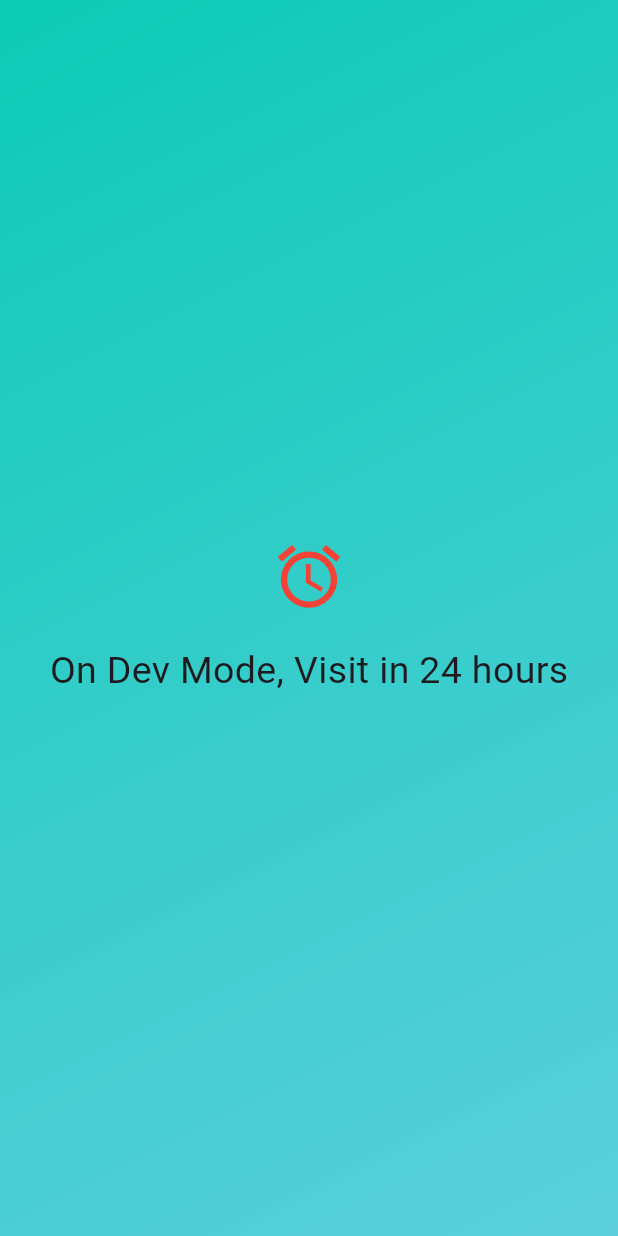
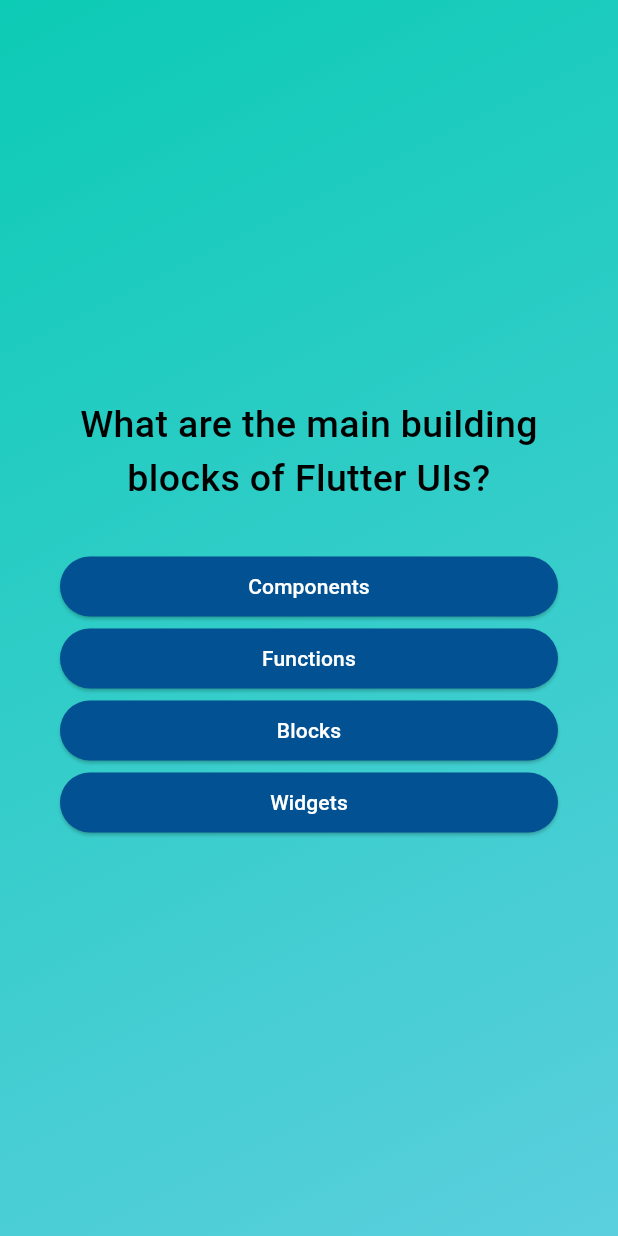
Before and after one commit to subashghimirey/Quiz_app_Flutter, a Flutter app: the screen it shows after launch, after a tap on "Play Quiz", on a phone screen of 412 x 824 dp. Run offline on Flutter 3.47's test engine with Material 3 defaults, Android fonts, the phone set to English and light mode, and no system bars; Roboto replaces fonts that are missing (addressState).

Commit message:
updated navigation and styling

```diff
--- /dev/null
+++ b/lib/answer_button.dart
@@ -0,0 +1,21 @@
+import 'package:flutter/material.dart';
+
+class AnswerButton extends StatelessWidget {
+  const AnswerButton(
+      {super.key, required this.answerText, required this.onClick});
+
+  final String answerText;
+  final void Function() onClick;
+
+  @override
+  Widget build(context) {
+    return ElevatedButton(style: ElevatedButton.styleFrom(
+      backgroundColor: const Color.fromARGB(255, 2, 81, 146),
+      foregroundColor: Colors.white,
+      //we used this for giving border radius to the button
+      shape: RoundedRectangleBorder(borderRadius: BorderRadius.circular(45)),
+      //we can use symmetric padding which allows us to give vertical and horizontal padding size
+      padding: const EdgeInsets.symmetric(vertical: 10, horizontal: 50),
+    ), onPressed: onClick, child: Text(answerText, textAlign: TextAlign.center,));
+  }
+}
--- /dev/null
+++ b/lib/data/questions.dart
@@ -0,0 +1,55 @@
+import 'package:second_app/models/quiz_question.dart';
+
+const questions = [
+  QuizQuestion(
+    'What are the main building blocks of Flutter UIs?',
+    [
+      'Widgets',
+      'Components',
+      'Blocks',
+      'Functions',
+    ],
+  ),
+  QuizQuestion('How are Flutter UIs built?', [
+    'By combining widgets in code',
+    'By combining widgets in a visual editor',
+    'By defining widgets in config files',
+    'By using XCode for iOS and Android Studio for Android',
+  ]),
+  QuizQuestion(
+    'What\'s the purpose of a StatefulWidget?',
+    [
+      'Update UI as data changes',
+      'Update data as UI changes',
+      'Ignore data changes',
+      'Render UI that does not depend on data',
+    ],
+  ),
+  QuizQuestion(
+    'Which widget should you try to use more often: StatelessWidget or StatefulWidget?',
+    [
+      'StatelessWidget',
+      'StatefulWidget',
+      'Both are equally good',
+      'None of the above',
+    ],
+  ),
+  QuizQuestion(
+    'What happens if you change data in a StatelessWidget?',
+    [
+      'The UI is not updated',
+      'The UI is updated',
+      'The closest StatefulWidget is updated',
+      'Any nested StatefulWidgets are updated',
+    ],
+  ),
+  QuizQuestion(
+    'How should you update data inside of StatefulWidgets?',
+    [
+      'By calling setState()',
+      'By calling updateData()',
+      'By calling updateUI()',
+      'By calling updateState()',
+    ],
+  ),
+];
--- /dev/null
+++ b/lib/models/quiz_question.dart
@@ -0,0 +1,16 @@
+class QuizQuestion {
+  const QuizQuestion(this.text, this.answers);
+
+  final String text;
+  final List<String> answers;
+
+  List<String> shuffledAnswers() {
+
+    //List.of function of dart can be used to make copy of existing List
+    final shuffledList = List.of(answers);
+
+    //shuffle function rearranges the order of list items in memory but doesnot change the values, hence doesnot violate the final
+    shuffledList.shuffle();
+    return shuffledList;
+  }
+}
--- a/lib/questions_screen.dart
+++ b/lib/questions_screen.dart
@@ -1,4 +1,6 @@
 import 'package:flutter/material.dart';
+import 'package:second_app/answer_button.dart';
+import 'package:second_app/data/questions.dart';
 
 class QuestionsScreen extends StatefulWidget {
   const QuestionsScreen({super.key});
@@ -10,18 +12,57 @@ class QuestionsScreen extends StatefulWidget {
 }
 
 class _QuestionsScreenState extends State<QuestionsScreen> {
+  var currentQuestionIndex = 0;
+  var correctAnswer = 0;
+
+  void nextQuestion() {
+    setState(() {
+      currentQuestionIndex += 1;
+
+    });
+  }
+
   @override
   Widget build(context) {
-    return const Center(
 
-      child: Column(
+  var currentQuestion = questions[currentQuestionIndex];
 
-        mainAxisSize: MainAxisSize.min,
-        children: [
-          Icon(Icons.access_alarm_sharp, color: Colors.red, size: 50,),
-          SizedBox(height: 20,),
-          Text('On Dev Mode, Visit in 24 hours', style: TextStyle(fontSize: 25),)
-        ],
+
+    // we had created list of questions using QuizQuestion objects
+
+    return SizedBox(
+      //This takes as much size as possible, cause i want to take all width
+      width: double.infinity,
+
+      child: Container(
+        margin: const EdgeInsets.all(40),
+        child: Column(
+          //in SizedBox() inside the Column we use mainAxisAlignment which provides multiple features to center, end, sapce between, etc.
+          mainAxisAlignment: MainAxisAlignment.center,
+          crossAxisAlignment: CrossAxisAlignment.stretch,
+          children: [
+            Text(
+              currentQuestion.text,
+              style: const TextStyle(
+                  fontSize: 25, color: Color.fromARGB(255, 0, 0, 0), fontWeight: FontWeight.w500, fontFamily: AutofillHints.addressState),
+              textAlign: TextAlign.center,
+            ),
+            const SizedBox(
+              height: 30,
+            ),
+
+            //to dynamically render the answers from the list we can use the map function
+            //we cannot insert another list inside the Children of column, it only allows the Widgets, hence, we need to convert this list of answers into individual units
+            //To convert into individual unit, we can use the ... spread functionality of dart
+
+            ...currentQuestion.shuffledAnswers().map((answer) {
+              return AnswerButton(
+                answerText: answer,
+                onClick: nextQuestion,
+              );
+            }),
+          ],
+        ),
       ),
     );
   }
--- a/lib/quiz.dart
+++ b/lib/quiz.dart
@@ -12,22 +12,32 @@ class Quiz extends StatefulWidget {
 }
 
 class _QuizModeState extends State<Quiz> {
-  Widget? activeScreen;
+  // Widget? activeScreen;
 
-  @override
-  void initState() {
-    activeScreen = StartScreen(switchScreen);
-    super.initState();
-  }
+  // @override
+  // void initState() {
+  //   activeScreen = StartScreen(switchScreen);
+  //   super.initState();
+
+  // } //lets see another approach of doing this
+
+  var activeScreen = 'start-screen';
 
   void switchScreen() {
     setState(() {
-      activeScreen = const QuestionsScreen();
+      // activeScreen = const QuestionsScreen();
+      activeScreen = 'questions-screen';
     });
   }
 
   @override
   Widget build(context) {
+    Widget screenWidget = StartScreen(switchScreen);
+
+    if (activeScreen == 'questions-screen') {
+      screenWidget =const QuestionsScreen();
+    }
+
     return MaterialApp(
       home: Scaffold(
         body: Container(
@@ -36,7 +46,7 @@ class _QuizModeState extends State<Quiz> {
             Color.fromARGB(255, 12, 203, 181),
             Color.fromARGB(255, 91, 207, 222)
           ], begin: Alignment.topLeft, end: Alignment.bottomRight)),
-          child: activeScreen,
+          child: screenWidget,
         ),
       ),
     );
```
